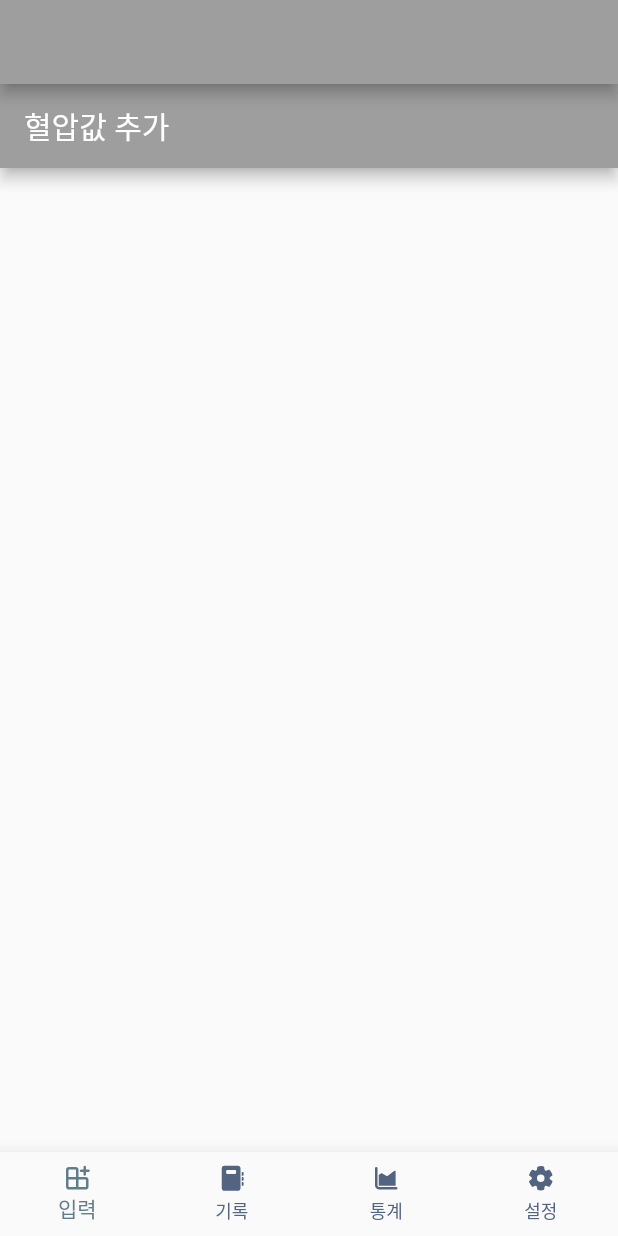
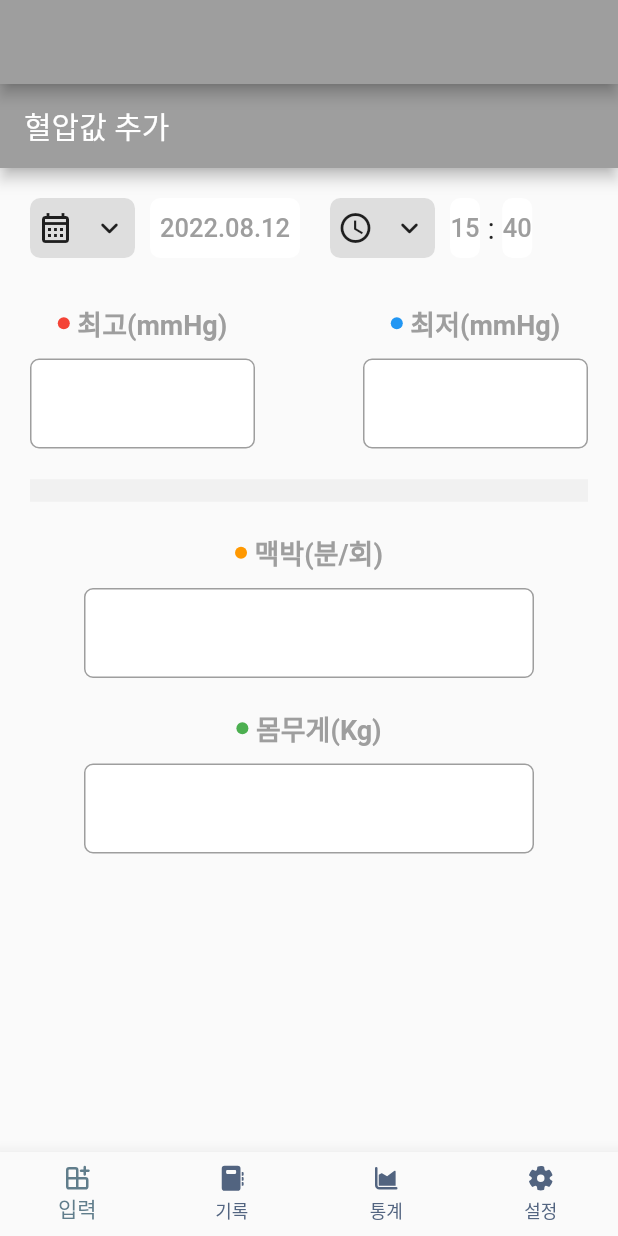
Before and after one commit to Ericky121/bloodpress_mgmt, a Flutter app: the screen it shows after launch, on a phone screen of 412 x 824 dp. Run offline on Flutter 3.47's test engine with Material 2 defaults, Android fonts, the phone set to English and light mode, and no system bars; our stand-ins replace fluentui_icons, gap.

Commit message:
작업내용 2022.08.12

```diff
--- a/lib/screens/input_screen.dart
+++ b/lib/screens/input_screen.dart
@@ -1,4 +1,9 @@
 import 'package:flutter/material.dart';
+import 'package:gap/gap.dart';
+
+import '../widgets/CustomInputTextWidget.dart';
+import '../widgets/CustomTextWidget.dart';
+import '../widgets/IconButtonWidget.dart';
 
 class InputScreen extends StatelessWidget {
   const InputScreen({Key? key}) : super(key: key);
@@ -16,13 +21,76 @@ class InputScreen extends StatelessWidget {
         ),
       ),
       body: Container(
+        padding: EdgeInsets.symmetric(horizontal: 20, vertical: 20),
         child: Column(
           children: [
             Row(
               children: [
-
+                IconButtonWidget(
+                  icon: Icon(Icons.calendar_month_outlined),
+                ),
+                Gap(10),
+                CustomTextWidget(
+                  width: 100,
+                  text: "2022.08.12"
+                ),
+                Gap(20),
+                IconButtonWidget(
+                  icon: Icon(Icons.access_time),
+                ),
+                Gap(10),
+                CustomTextWidget(
+                    width: 20,
+                    text: "15"
+                ),
+                Gap(5),
+                Text(
+                  ":",
+                  style: TextStyle(
+                    fontSize: 20,
+                  ),
+                ),
+                Gap(5),
+                CustomTextWidget(
+                    width: 20,
+                    text: "40"
+                ),
               ],
-            )
+            ),
+            Gap(30),
+            Row(
+              mainAxisAlignment: MainAxisAlignment.spaceBetween,
+              children: [
+                CustomInputTextWidget(
+                  width: 150,
+                  iconColor: Colors.red,
+                  text: "최고(mmHg)",
+                ),
+                Gap(10),
+                CustomInputTextWidget(
+                  width: 150,
+                  iconColor: Colors.blue,
+                  text: "최저(mmHg)",
+                ),
+              ],
+            ),
+            Gap(20),
+            Divider(
+              thickness: 15,
+              color: Colors.grey.withOpacity(0.1),
+            ),
+            Gap(20),
+            CustomInputTextWidget(
+              width: 300,
+              iconColor: Colors.orange,
+              text: "맥박(분/회)",
+            ),
+            Gap(20),
+            CustomInputTextWidget(
+              width: 300,
+              iconColor: Colors.green,
+              text: "몸무게(Kg)",
+            ),
           ],
         ),
       )
--- /dev/null
+++ b/lib/widgets/CustomInputTextWidget.dart
@@ -0,0 +1,61 @@
+import 'package:flutter/material.dart';
+import 'package:gap/gap.dart';
+
+class CustomInputTextWidget extends StatelessWidget {
+  final Color iconColor;
+  final String text;
+  final double width;
+
+  const CustomInputTextWidget({
+    Key? key,
+    required this.iconColor,
+    required this.text,
+    required this.width
+  }) : super(key: key);
+
+  @override
+  Widget build(BuildContext context) {
+    return Container(
+      child: Column(
+        crossAxisAlignment: CrossAxisAlignment.center,
+        children: [
+          Row(
+            mainAxisAlignment: MainAxisAlignment.center,
+            children: [
+              Container(
+                width: 8,
+                height: 8,
+                decoration: BoxDecoration(
+                  shape: BoxShape.circle,
+                  color: iconColor,
+                ),
+              ),
+              Gap(5),
+              Text(
+                text,
+                style: TextStyle(
+                    fontSize: 18,
+                    fontWeight: FontWeight.bold,
+                    color: Colors.grey
+                ),
+              )
+            ],
+          ),
+          Gap(10),
+          Container(
+            width: width,
+            height: 60,
+            decoration: BoxDecoration(
+                borderRadius: BorderRadius.circular(6),
+                color: Colors.white,
+                border: Border.all(
+                  width: 1,
+                  color: Colors.grey,
+                )
+            ),
+          )
+        ],
+      ),
+    );
+  }
+}
--- /dev/null
+++ b/lib/widgets/CustomTextWidget.dart
@@ -0,0 +1,28 @@
+import 'package:flutter/material.dart';
+
+class CustomTextWidget extends StatelessWidget {
+  final double width;
+  final String text;
+  const CustomTextWidget({Key? key, required this.width, required this.text}) : super(key: key);
+
+  @override
+  Widget build(BuildContext context) {
+    return Container(
+      alignment: Alignment.center,
+      width: width,
+      height: 40,
+      decoration: BoxDecoration(
+        borderRadius: BorderRadius.circular(7),
+        color: Colors.white,
+      ),
+      child: Text(
+        text,
+        style: TextStyle(
+            fontSize: 17,
+            fontWeight: FontWeight.w500,
+            color: Colors.grey.shade500
+        ),
+      ),
+    );
+  }
+}
--- /dev/null
+++ b/lib/widgets/IconButtonWidget.dart
@@ -0,0 +1,34 @@
+import 'package:flutter/material.dart';
+
+class IconButtonWidget extends StatelessWidget {
+  final Icon icon;
+  const IconButtonWidget({Key? key, required this.icon}) : super(key: key);
+
+  @override
+  Widget build(BuildContext context) {
+    return Container(
+      padding: EdgeInsets.symmetric(horizontal: 5),
+      width: 70,
+      height: 40,
+      decoration: BoxDecoration(
+        borderRadius: BorderRadius.circular(7),
+        color: Colors.grey.withOpacity(0.3),
+      ),
+      child: Row(
+        mainAxisAlignment: MainAxisAlignment.spaceBetween,
+        children: [
+          icon,
+          InkWell(
+            onTap: () {
+              print("Tapped!!");
+            },
+            child: Icon(
+              Icons.keyboard_arrow_down_rounded,
+            ),
+          ),
+
+        ],
+      ),
+    );
+  }
+}
--- a/pubspec.yaml
+++ b/pubspec.yaml
@@ -35,6 +35,7 @@ dependencies:
   # Use with the CupertinoIcons class for iOS style icons.
   cupertino_icons: ^1.0.2
   fluentui_icons: ^1.0.0
+  gap: ^2.0.0
 
 dev_dependencies:
   flutter_test:
```
Also changed, not shown: pubspec.lock.
